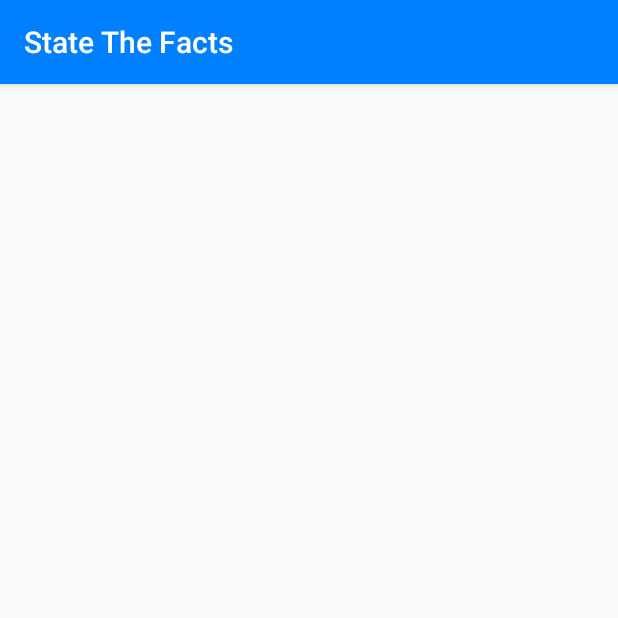
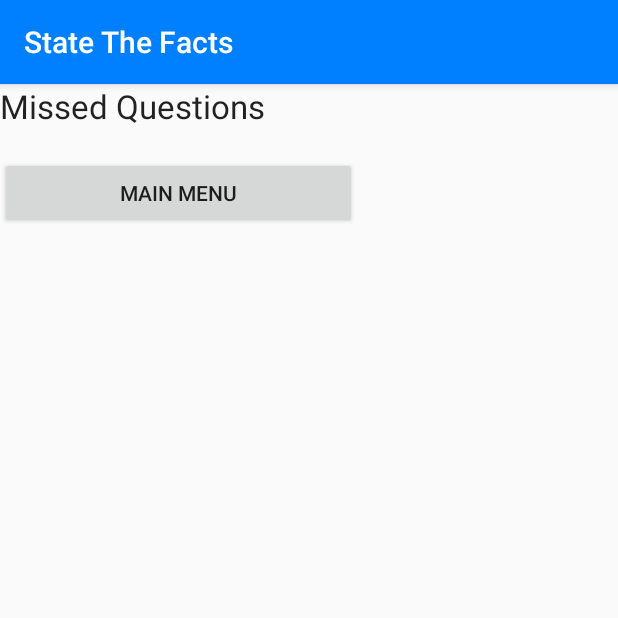
Before and after one commit to TrentonSouth/CS246-StateTheFacts, an Android app: the MissedQuestionsActivity screen opened directly, with no data from a screen before it, on a phone screen of 412 x 824 dp, the top half of it. Run offline under Robolectric (Android 15) with nearby library versions, the phone set to English and light mode, and no system bars.

Commit message:
Added missed questions logic

```diff
--- a/app/src/main/java/com/example/statethefacts/MissedQuestionsActivity.java
+++ b/app/src/main/java/com/example/statethefacts/MissedQuestionsActivity.java
@@ -2,7 +2,12 @@ package com.example.statethefacts;
 
 import androidx.appcompat.app.AppCompatActivity;
 
+import android.content.Intent;
 import android.os.Bundle;
+import android.view.View;
+import android.widget.TextView;
+
+import java.util.List;
 
 public class MissedQuestionsActivity extends AppCompatActivity {
 
@@ -10,5 +15,24 @@ public class MissedQuestionsActivity extends AppCompatActivity {
     protected void onCreate(Bundle savedInstanceState) {
         super.onCreate(savedInstanceState);
         setContentView(R.layout.activity_missed_questions);
+
+        GameResult gr = new GameResult().loadCurrentGame(this);
+        List<GameAnswer> gameAnswers = gr.getAnswers();
+        String display = "";
+        for(GameAnswer ga : gameAnswers) {
+            if(!ga.HasCorrectAnswer()) {
+                display += ga.getState() + " - " + ga.getQuestionType() + "\n";
+                display += "Your Answer: " + ga.getSubmittedAnswer() + "\n";
+                display += "Correct Answer: " + ga.getCorrectAnswer() + "\n\n";
+            }
+        }
+        TextView txtMissedQuestions = this.findViewById(R.id.txtMissedQuestions);
+        txtMissedQuestions.setText(display);
     }
+
+    public void mainMenu(View view) {
+        Intent intent = new Intent(this, MainActivity.class);
+        startActivity(intent);
+    }
+
 }
--- a/app/src/main/res/layout/activity_facts_list.xml
+++ b/app/src/main/res/layout/activity_facts_list.xml
@@ -84,7 +84,7 @@
             android:layout_height="match_parent" >
 
             <TextView
-                android:id="@+id/txtSpacer"
+                android:id="@+id/txtMQHeader"
                 android:layout_width="wrap_content"
                 android:layout_height="wrap_content"
                 android:text="                        "/>
--- a/app/src/main/res/layout/activity_missed_questions.xml
+++ b/app/src/main/res/layout/activity_missed_questions.xml
@@ -6,4 +6,54 @@
     android:layout_height="match_parent"
     tools:context=".MissedQuestionsActivity">
 
+    <ScrollView
+        android:id="@+id/svFacts"
+        android:layout_width="fill_parent"
+        android:layout_height="wrap_content"
+        android:fillViewport="true"
+        android:scrollbars="vertical"
+        app:layout_constraintEnd_toEndOf="parent">
+
+
+        <TableLayout
+            android:layout_width="fill_parent"
+            android:layout_height="wrap_content"
+            tools:layout_editor_absoluteX="60dp"
+            tools:layout_editor_absoluteY="119dp">
+
+
+            <TextView
+                android:id="@+id/txtMQHeader"
+                android:layout_width="match_parent"
+                android:layout_height="wrap_content"
+                android:text="@string/missed_questions"
+                android:textAppearance="@style/TextAppearance.AppCompat.Large" />
+
+            <TableRow
+                android:layout_width="match_parent"
+                android:layout_height="match_parent">
+
+                <TextView
+                    android:id="@+id/txtMissedQuestions"
+                    android:layout_width="wrap_content"
+                    android:layout_height="wrap_content" />
+
+            </TableRow>
+
+            <TableRow
+                android:layout_width="match_parent"
+                android:layout_height="match_parent">
+
+                <Button
+                    android:id="@+id/mainMenu"
+                    android:layout_width="238dp"
+                    android:layout_height="wrap_content"
+                    android:onClick="mainMenu"
+                    android:text="@string/main_menu" />
+            </TableRow>
+
+        </TableLayout>
+
+    </ScrollView>
+
 </androidx.constraintlayout.widget.ConstraintLayout>
--- a/app/src/main/res/values/strings.xml
+++ b/app/src/main/res/values/strings.xml
@@ -42,4 +42,6 @@
     <string name="hello_blank_fragment">Hello blank fragment</string>
     <string name="hint_answer">Enter Answer</string>
     <string name="button_email_history">Email History</string>
+    <string name="missed_questions">Missed Questions</string>
+    <string name="main_menu">Main Menu</string>
 </resources>
```
Also changed, not shown: app/src/main/java/com/example/statethefacts/GameAnswer.java (+22 -0 lines).
